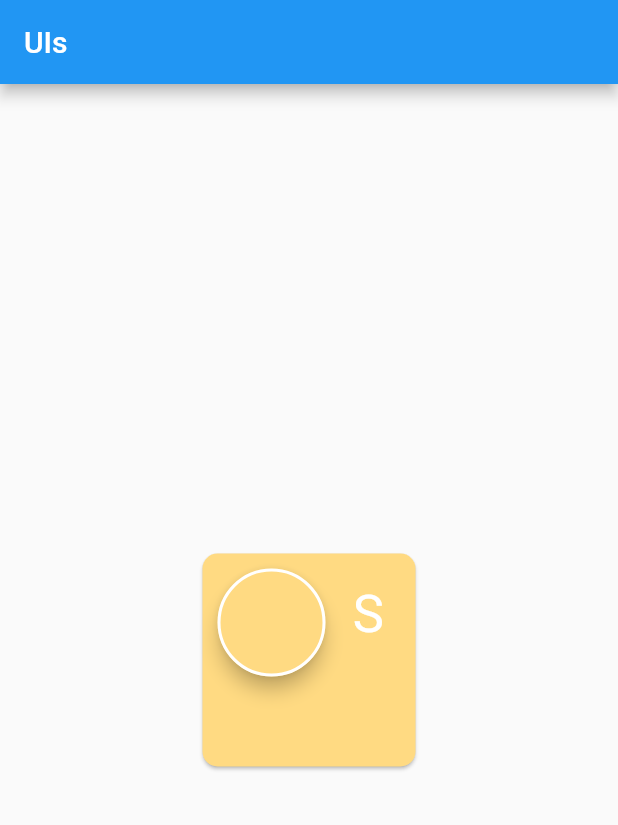
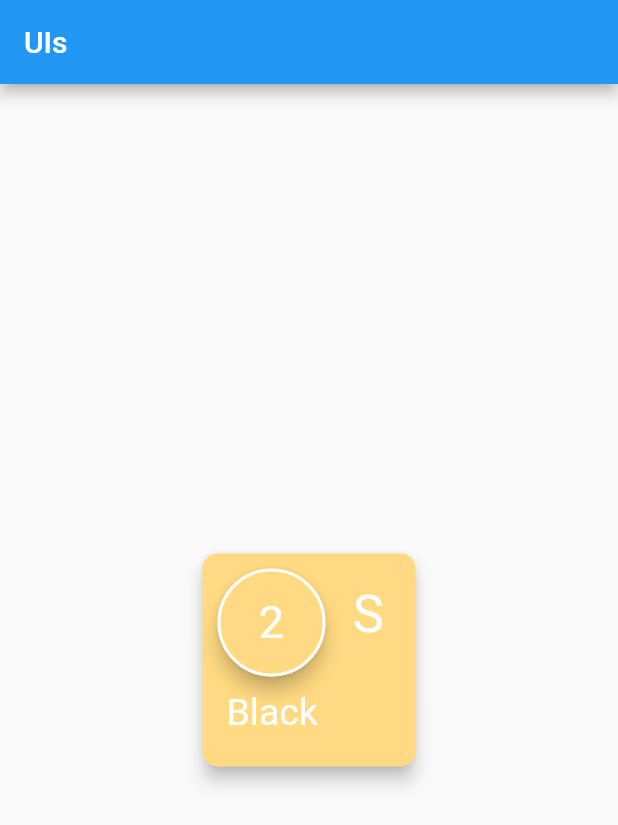
Before and after one commit to Tesfamichael1074/My-Flutter-UIs, a Flutter app: the screen it shows after launch, on a phone screen of 412 x 824 dp. Shown: the top 825 px of the screen. Run offline on Flutter 3.47's test engine with Material 2 defaults, Android fonts, the phone set to English and light mode, and no system bars.

Commit message:
finalizing a card view

```diff
--- a/lib/card1.dart
+++ b/lib/card1.dart
@@ -18,8 +18,12 @@ class Card1 extends StatelessWidget {
                 borderRadius: BorderRadius.circular(10),
               ),
               color: Color(0xFFffda82),
+              elevation: 5,
             ),
           ),
+          Column(
+            crossAxisAlignment: CrossAxisAlignment.start,
+            children: [
               Row(
                 children: [
                   Container(
@@ -32,6 +36,12 @@ class Card1 extends StatelessWidget {
                           side: BorderSide(color: Colors.white, width: 2)),
                       elevation: 5,
                       color: Color(0xFFffda82),
+                      child: Center(
+                        child: Text(
+                          "2",
+                          style: TextStyle(color: Colors.white, fontSize: 30),
+                        ),
+                      ),
                     ),
                   ),
                   Spacer(),
@@ -44,6 +54,15 @@ class Card1 extends StatelessWidget {
                   )
                 ],
               ),
+              Container(
+                margin: EdgeInsets.only(top: 5, left: 20),
+                child: Text(
+                  "Black",
+                  style: TextStyle(color: Colors.white, fontSize: 25),
+                ),
+              )
+            ],
+          ),
         ],
       ),
     );
```
Lines whose indentation alone changed are shown as unchanged.
